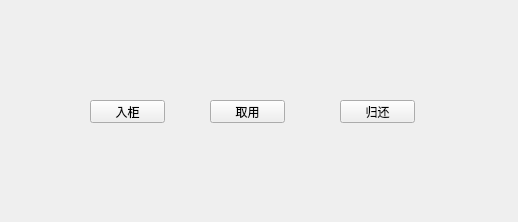
This is Qt_Dev/v1.1/testSQL/mainui.ui in xuezeao/git_program as Qt 5 draws it before an edit. The edited form follows.
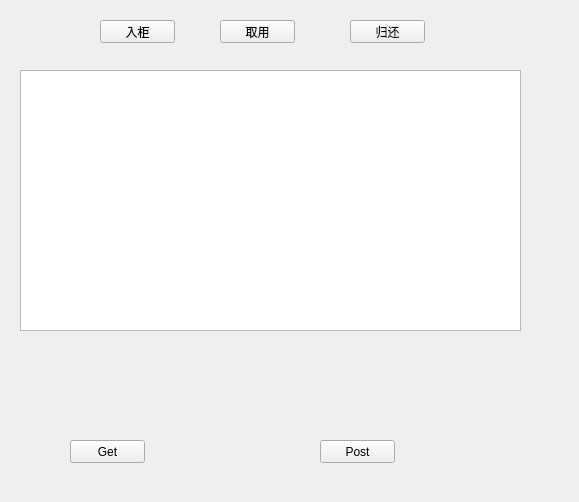
This is the edited form.

Diff of the .ui file:
```diff
--- a/Qt_Dev/v1.1/testSQL/mainui.ui
+++ b/Qt_Dev/v1.1/testSQL/mainui.ui
@@ -6,8 +6,8 @@
    <rect>
     <x>0</x>
     <y>0</y>
-    <width>518</width>
-    <height>222</height>
+    <width>579</width>
+    <height>502</height>
    </rect>
   </property>
   <property name="windowTitle">
@@ -16,8 +16,8 @@
   <widget class="QPushButton" name="pushButton_reagentP">
    <property name="geometry">
     <rect>
-     <x>90</x>
-     <y>100</y>
+     <x>100</x>
+     <y>20</y>
      <width>75</width>
      <height>23</height>
     </rect>
@@ -29,8 +29,8 @@
   <widget class="QPushButton" name="pushButton_reagentG">
    <property name="geometry">
     <rect>
-     <x>210</x>
-     <y>100</y>
+     <x>220</x>
+     <y>20</y>
      <width>75</width>
      <height>23</height>
     </rect>
@@ -42,8 +42,8 @@
   <widget class="QPushButton" name="pushButton_reagentB">
    <property name="geometry">
     <rect>
-     <x>340</x>
-     <y>100</y>
+     <x>350</x>
+     <y>20</y>
      <width>75</width>
      <height>23</height>
     </rect>
@@ -52,6 +52,42 @@
     <string>归还</string>
    </property>
   </widget>
+  <widget class="QPushButton" name="pushButton_GetHttp">
+   <property name="geometry">
+    <rect>
+     <x>70</x>
+     <y>440</y>
+     <width>75</width>
+     <height>23</height>
+    </rect>
+   </property>
+   <property name="text">
+    <string>Get</string>
+   </property>
+  </widget>
+  <widget class="QPushButton" name="pushButton_PostHttp">
+   <property name="geometry">
+    <rect>
+     <x>320</x>
+     <y>440</y>
+     <width>75</width>
+     <height>23</height>
+    </rect>
+   </property>
+   <property name="text">
+    <string>Post</string>
+   </property>
+  </widget>
+  <widget class="QTextEdit" name="textEdit">
+   <property name="geometry">
+    <rect>
+     <x>20</x>
+     <y>70</y>
+     <width>501</width>
+     <height>261</height>
+    </rect>
+   </property>
+  </widget>
  </widget>
  <resources/>
  <connections/>
```
